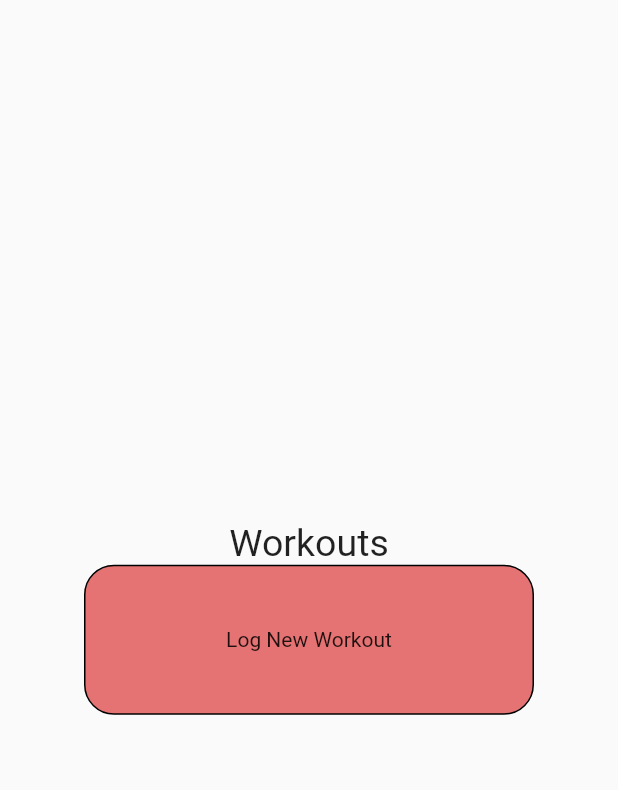
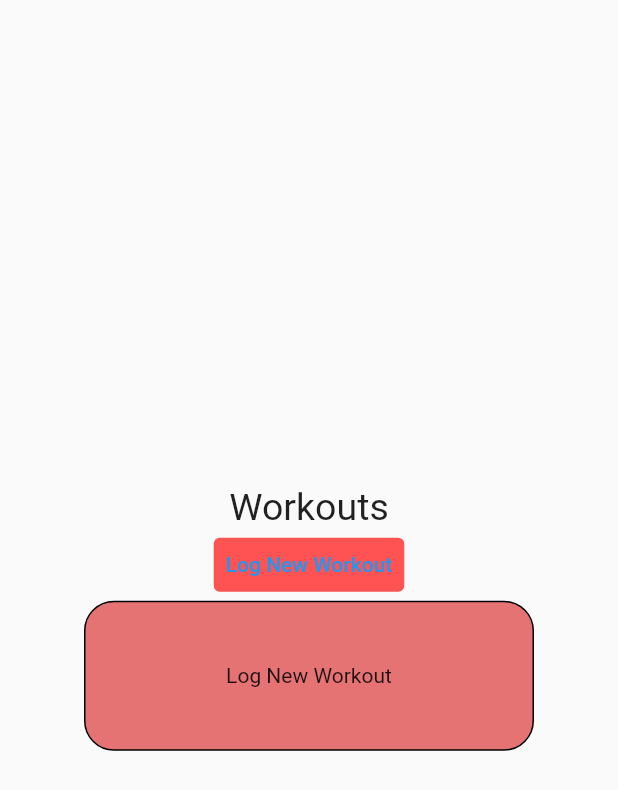
Before and after one commit to SvabhuG/fitly, a Flutter app: the screen it shows after launch, on a phone screen of 412 x 824 dp. Shown: the top 790 px of the screen. Run offline on Flutter 3.47's test engine with Material 2 defaults, Android fonts, the light colour scheme and no system bars.

Commit message:
workouts tab!!

```diff
--- a/lib/main.dart
+++ b/lib/main.dart
@@ -18,20 +18,39 @@ class MyApp extends StatelessWidget {
               child: Column(
                   mainAxisAlignment: MainAxisAlignment.center,
                   children: [
-              const Text( "Workouts",
+                    const Text("Workouts",
                       style: TextStyle(fontSize: 25),
                     ),
 
+                    TextButton(
+                        style: ButtonStyle(
+                          backgroundColor: MaterialStateProperty.all<Color>(
+                              Colors.redAccent),
+                          overlayColor: MaterialStateProperty.resolveWith<
+                              Color?>(
+                                (Set<MaterialState> states) {
+                              if (states.contains(MaterialState.pressed)) {
+                                return Colors.blue;
+                              }
+                              return null;
+                            },),
+                        ),
+                        onPressed: () {},
+                        child: const Text('Log New Workout')
+                    ),
+
                     Container(
-                height:100.0,
-                width:300.0,
+                        height: 100.0,
+                        width: 300.0,
                         decoration: BoxDecoration(
                             color: Colors.red[300],
                             border: Border.all(),
-                  borderRadius: const BorderRadius.all(Radius.circular(20))),
+                            borderRadius: const BorderRadius.all(
+                                Radius.circular(20))),
                         child: const Center(
                           child: Text("Log New Workout"),
-              ))]))),
+                        ))
+                  ]))),
     );
   }
 }
```
Lines whose indentation alone changed are shown as unchanged.
